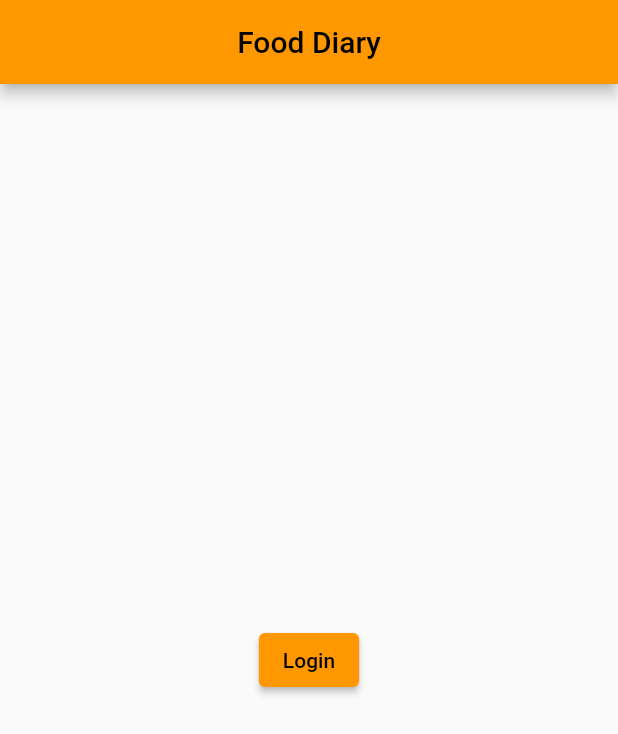
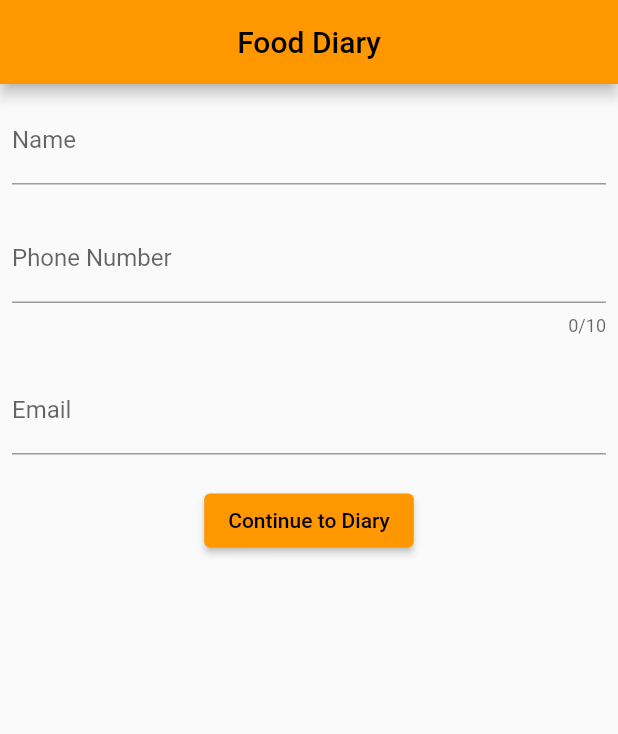
Before and after one commit to hrithikwins/food_diary, a Flutter app: the screen it shows after launch, on a phone screen of 412 x 824 dp. Shown: the top 734 px of the screen. Run offline on Flutter 3.47's test engine with Material 2 defaults, Android fonts, the light colour scheme and no system bars; our stand-ins replace firebase_auth, firebase_core, get, get_storage, google_sign_in, velocity_x; accounts and stored records are empty.

Commit message:
simple login implemented

```diff
--- a/lib/app/modules/home/home.controller.dart
+++ b/lib/app/modules/home/home.controller.dart
@@ -1,10 +1,13 @@
 import 'package:get/get.dart';
+import 'package:get_storage/get_storage.dart';
 
 class HomeController extends GetxController {
   //TODO: Implement HomeController
 
   final count = 0.obs;
   final foodList = [].obs;
+  var storageBox = GetStorage();
+  var userDetails = {}.obs;
   @override
   void onInit() {
     super.onInit();
@@ -12,6 +15,7 @@ class HomeController extends GetxController {
 
   @override
   void onReady() {
+    userDetails.value = storageBox.read("userDetails");
     super.onReady();
   }
 
--- a/lib/app/modules/login/login.controller.dart
+++ b/lib/app/modules/login/login.controller.dart
@@ -12,7 +12,10 @@ import '../../routes/app_pages.dart';
 class LoginController extends GetxController {
   //TODO: Implement LoginController
 
-  final count = 0.obs;
+  var storageBox = GetStorage();
+  final name = TextEditingController();
+  final phoneNumber = TextEditingController();
+  final email = TextEditingController();
 
   @override
   void onInit() {
@@ -26,8 +29,14 @@ class LoginController extends GetxController {
 
   @override
   void onClose() {}
-  void increment() => count.value++;
 
-  void login() {}
-
+  void login() {
+    storageBox.write("userDetails", {
+      "name": name.text,
+      "phoneNumber": phoneNumber.text,
+      "email": email.text,
+    });
+    storageBox.write("isLoggedIn", "true");
+    Get.offAllNamed(Routes.HOME);
+  }
 }
--- a/lib/app/modules/login/login.view.dart
+++ b/lib/app/modules/login/login.view.dart
@@ -1,6 +1,7 @@
 import 'package:flutter/material.dart';
 
 import 'package:get/get.dart';
+import 'package:velocity_x/velocity_x.dart';
 
 import 'login.controller.dart';
 
@@ -13,20 +14,41 @@ class LoginView extends GetView<LoginController> {
         centerTitle: true,
       ),
       //login with google
-      body: Center(
-        child: ElevatedButton(
-          child: Text('Login'),
-          onPressed: () {
-            controller.login();
-          },
+      body: Padding(
+        padding: const EdgeInsets.all(8.0),
+        child: Column(
+          children: [
+            TextFormField(
+              controller: controller.name,
+              decoration: InputDecoration(
+                label: Text("Name"),
+              ),
+            ),
+            20.heightBox,
+            TextFormField(
+              controller: controller.phoneNumber,
+              keyboardType: TextInputType.number,
+              maxLength: 10,
+              decoration: InputDecoration(
+                label: Text("Phone Number"),
+              ),
+            ),
+            20.heightBox,
+            TextFormField(
+              controller: controller.email,
+              keyboardType: TextInputType.emailAddress,
+              decoration: InputDecoration(
+                label: Text("Email"),
+              ),
+            ),
+            20.heightBox,
+            ElevatedButton(
+              onPressed: () => controller.login(),
+              child: Text("Continue to Diary"),
+            ),
+          ],
         ),
       ),
-      // body: Center(
-      //   child: Text(
-      //     'LoginView is working',
-      //     style: TextStyle(fontSize: 20),
-      //   ),
-      // ),
     );
   }
 }
```
Also changed, not shown: lib/app/modules/home/home.view.dart (+24 -0 lines).
